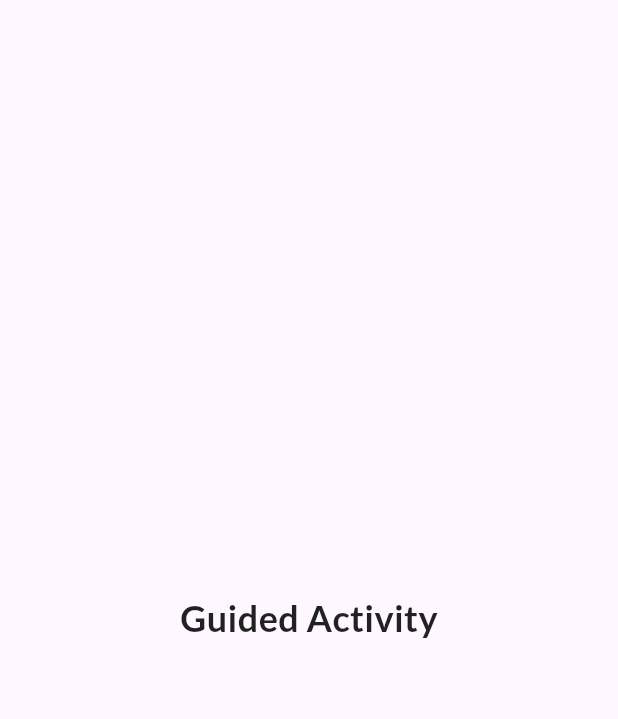
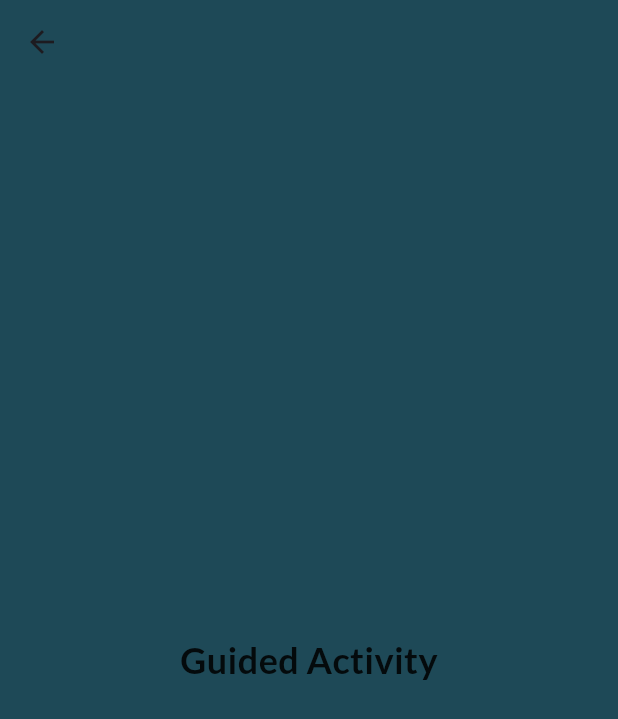
Before and after one commit to ezedin130/mind-mate, a Flutter app: the GuidedActivityPage screen opened directly, on a phone screen of 412 x 824 dp. Shown: the top 719 px of the screen. Run offline on Flutter 3.47's test engine with Material 3 defaults, Android fonts, the phone set to English and light mode, and no system bars; our stand-ins replace device_preview, google_fonts.

Commit message:
feat: app bar added

```diff
--- a/lib/pages/activity/guided_activity_page.dart
+++ b/lib/pages/activity/guided_activity_page.dart
@@ -7,6 +7,10 @@ class GuidedActivityPage extends StatelessWidget {
   @override
   Widget build(BuildContext context) {
     return Scaffold(
+      backgroundColor: const Color(0xFF1E4957),
+      appBar: AppBar(
+        backgroundColor: const Color(0xFF1E4957),
+      ),
       body: Center(
         child: Text(
           'Guided Activity',
--- a/lib/pages/resource/resource_page.dart
+++ b/lib/pages/resource/resource_page.dart
@@ -7,6 +7,10 @@ class ResourcePage extends StatelessWidget {
   @override
   Widget build(BuildContext context) {
     return Scaffold(
+      backgroundColor: const Color(0xFF1E4957),
+      appBar: AppBar(
+        backgroundColor: const Color(0xFF1E4957),
+      ),
       body: Center(
         child: Text(
           'Resources',
```
